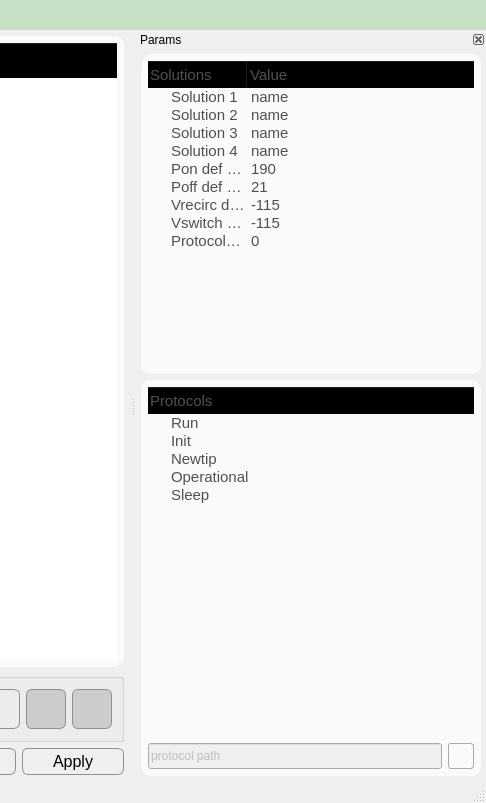
bellonemauro/Labonatip2.0, file apps/Lab-on-a-tip/protocolEditor.ui: the form before one commit; both pictures show x 889 to 1375 and y 0 to 803 of the 1375 by 803 pixel window.
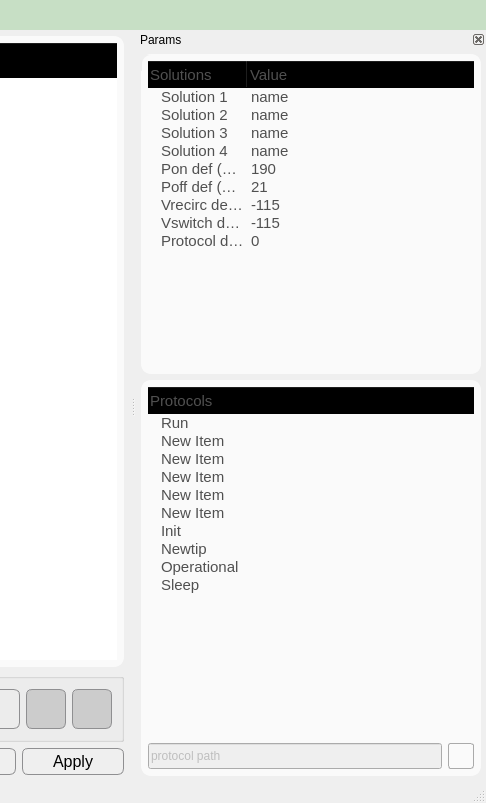
The form after the commit. Icons and pictures are not drawn.

```diff
--- a/apps/Lab-on-a-tip/protocolEditor.ui
+++ b/apps/Lab-on-a-tip/protocolEditor.ui
@@ -1183,6 +1183,9 @@
           <property name="frameShape">
            <enum>QFrame::NoFrame</enum>
           </property>
+          <property name="indentation">
+           <number>10</number>
+          </property>
           <attribute name="headerVisible">
            <bool>true</bool>
           </attribute>
@@ -1384,6 +1387,12 @@
           <property name="frameShadow">
            <enum>QFrame::Plain</enum>
           </property>
+          <property name="autoScrollMargin">
+           <number>16</number>
+          </property>
+          <property name="indentation">
+           <number>10</number>
+          </property>
           <column>
            <property name="text">
             <string>Protocols</string>
@@ -1394,6 +1403,31 @@
             <string>Run</string>
            </property>
           </item>
+          <item>
+           <property name="text">
+            <string>New Item</string>
+           </property>
+          </item>
+          <item>
+           <property name="text">
+            <string>New Item</string>
+           </property>
+          </item>
+          <item>
+           <property name="text">
+            <string>New Item</string>
+           </property>
+          </item>
+          <item>
+           <property name="text">
+            <string>New Item</string>
+           </property>
+          </item>
+          <item>
+           <property name="text">
+            <string>New Item</string>
+           </property>
+          </item>
           <item>
            <property name="text">
             <string>Init</string>
```
Left out of the diff: 94 changed lines with no effect on the pictures.
